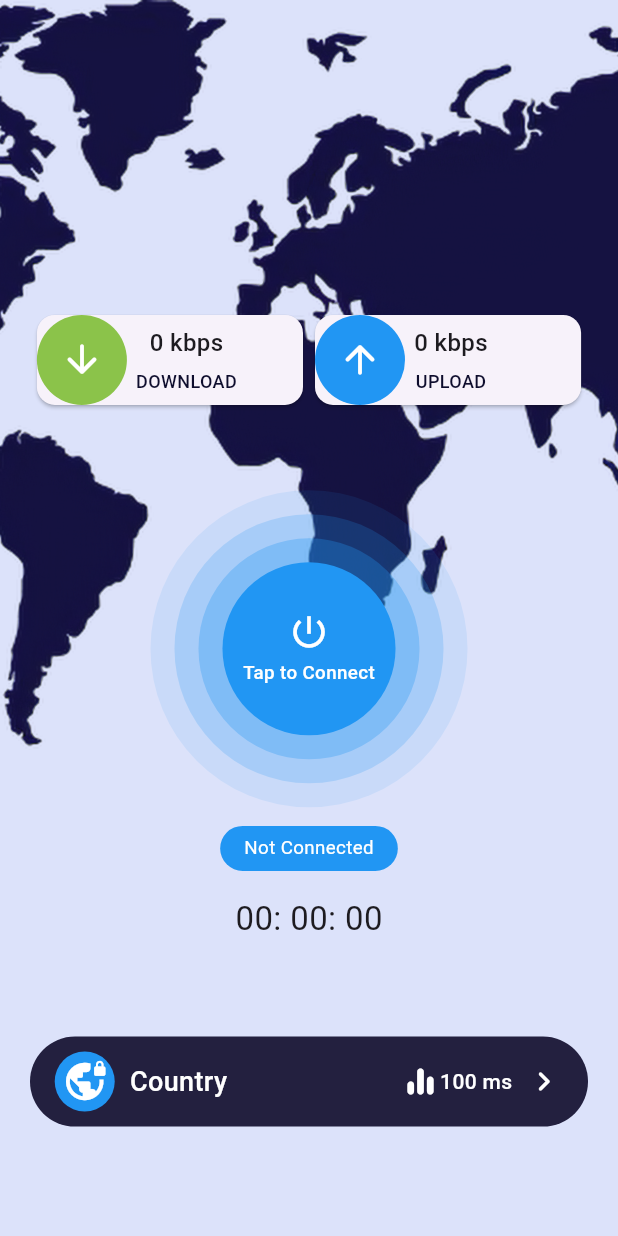
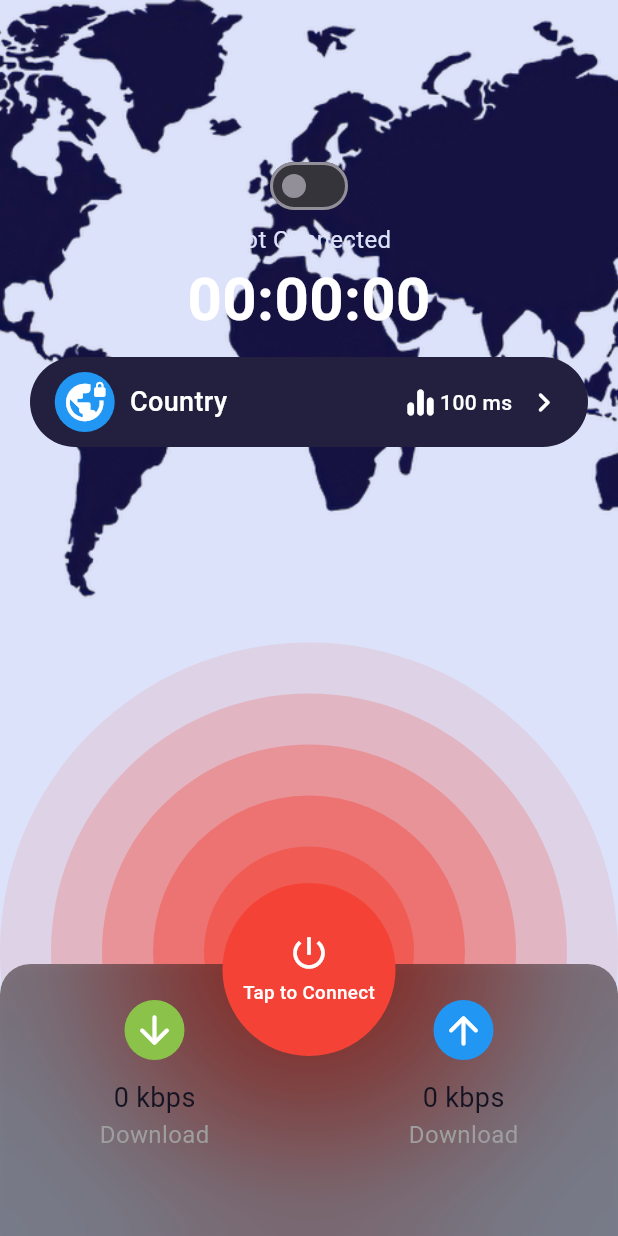
Before and after one commit to BatesharXgit/GhostNet, a Flutter app: the screen it shows after launch, on a phone screen of 412 x 824 dp. Run offline on Flutter 3.47's test engine with Material 3 defaults, Android fonts, the phone set to English and light mode, and no system bars; our stand-ins replace csv, firebase_core, firebase_remote_config, get, google_fonts, google_mobile_ads and 1 more; accounts and stored records are empty; network calls fail; Roboto replaces fonts that are missing (Kanit).

Commit message:
glassmorphism added

```diff
--- a/ghostnet/lib/controllers/home_controller.dart
+++ b/ghostnet/lib/controllers/home_controller.dart
@@ -1,6 +1,7 @@
 import 'dart:convert';
 import 'package:flutter/material.dart';
 import 'package:get/get.dart';
+import 'package:overseas/main.dart';
 import '../helpers/ad_helper.dart';
 import '../helpers/my_dialogs.dart';
 import '../helpers/prefs.dart';
@@ -15,8 +16,7 @@ class HomeController extends GetxController {
 
   void connectToVpn() async {
     if (vpn.value.openVPNConfigDataBase64.isEmpty) {
-      OverseasDialogs.info(
-          msg: 'Select a Location by clicking \'Change Location\'');
+      OverseasDialogs.info(msg: 'Select a Location to Connect to VPN');
       return;
     }
 
@@ -46,13 +46,13 @@ class HomeController extends GetxController {
   Color get getButtonColor {
     switch (vpnState.value) {
       case VpnEngine.vpnDisconnected:
-        return Colors.blue;
+        return Colors.red;
 
       case VpnEngine.vpnConnected:
         return Colors.green;
 
       default:
-        return Colors.orangeAccent;
+        return Pref.isDarkMode ? Color(0xFFDCE2FA) : Color(0xff131321);
     }
   }
 
--- a/ghostnet/lib/main.dart
+++ b/ghostnet/lib/main.dart
@@ -37,7 +37,8 @@ class MyApp extends StatelessWidget {
       home: SplashScreen(),
       theme:
           ThemeData(appBarTheme: AppBarTheme(centerTitle: true, elevation: 3)),
-      themeMode: Pref.isDarkMode ? ThemeMode.dark : ThemeMode.light,
+      // themeMode: Pref.isDarkMode ? ThemeMode.dark : ThemeMode.light,
+      themeMode: ThemeMode.dark,
       darkTheme: ThemeData(
           brightness: Brightness.dark,
           appBarTheme: AppBarTheme(centerTitle: true, elevation: 3)),
@@ -48,9 +49,11 @@ class MyApp extends StatelessWidget {
 
 extension AppTheme on ThemeData {
   Color get backgroundColour =>
-      Pref.isDarkMode ? Color(0xff0e0d2d) : Color(0xFFDCE2FA);
+      Pref.isDarkMode ? Color(0xff131321) : Color(0xFFDCE2FA);
+  Color get primaryColour =>
+      Pref.isDarkMode ? Color(0xFFDCE2FA) : Color(0xff131321);
   Color get lightText =>
-      Pref.isDarkMode ? Color(0xFFDCE2FA) : Color(0xff0e0d2d);
+      Pref.isDarkMode ? Color(0xFFDCE2FA) : Color(0xff131321);
   Color get bottomNav =>
       Pref.isDarkMode ? Color(0xff23203f) : Color(0xff23203f);
 }
--- a/ghostnet/lib/screens/homescreen.dart
+++ b/ghostnet/lib/screens/homescreen.dart
@@ -1,12 +1,20 @@
+import 'dart:ui';
+
 import 'package:flutter/cupertino.dart';
 import 'package:flutter/material.dart';
+import 'package:flutter/rendering.dart';
 import 'package:flutter/widgets.dart';
 import 'package:get/get.dart';
 import 'package:google_fonts/google_fonts.dart';
 import 'package:overseas/apis/apis.dart';
+import 'package:overseas/helpers/ad_helper.dart';
+import 'package:overseas/helpers/config.dart';
+import 'package:overseas/helpers/prefs.dart';
 import 'package:overseas/models/ip_details.dart';
 import 'package:overseas/models/network_data.dart';
+import 'package:overseas/screens/network_test.dart';
 import 'package:overseas/screens/settings.dart';
+import 'package:overseas/widgets/change_theme.dart';
 import 'package:overseas/widgets/network_card.dart';
 import '../controllers/home_controller.dart';
 import '../main.dart';
@@ -30,62 +38,181 @@ class GhostHome extends StatelessWidget {
 
     return Scaffold(
       backgroundColor: Theme.of(context).backgroundColour,
-
       //body
       body: Stack(
         children: [
-          Positioned(
-              child: Image.asset(
-            height: 500,
+          Image.asset(
             'assets/flags/world.png',
             fit: BoxFit.cover,
-          )),
+            height: 400,
+          ),
           Center(
             child: Column(
-                mainAxisAlignment: MainAxisAlignment.spaceEvenly,
+                // mainAxisAlignment: MainAxisAlignment.spaceEvenly,
                 children: [
                   SizedBox(
                     height: 100,
                   ),
+                  Switch(
+                    value: Pref.isDarkMode,
+                    onChanged: (bool value) {
+                      //loads rewarded ad
+                      if (Config.hideAds) {
+                        Get.changeThemeMode(
+                            value ? ThemeMode.dark : ThemeMode.light);
+                        Pref.isDarkMode = value;
+                        return;
+                      }
 
-                  StreamBuilder<VpnStatus?>(
-                      initialData: VpnStatus(),
-                      stream: VpnEngine.vpnStatusSnapshot(),
-                      builder: (context, snapshot) => Row(
-                            mainAxisAlignment: MainAxisAlignment.center,
-                            children: [
-                              //download
-                              HomeCard(
-                                  title: '${snapshot.data?.byteIn ?? '0 kbps'}',
-                                  subtitle: 'DOWNLOAD',
-                                  icon: CircleAvatar(
-                                    radius: 30,
-                                    backgroundColor: Colors.lightGreen,
-                                    child: Icon(Icons.arrow_downward_rounded,
-                                        size: 30, color: Colors.white),
-                                  )),
+                      Get.dialog(WatchAdThemeDialog(onComplete: () {
+                        //watch ad to gain reward(change theme)
+                        AdHelper.showRewardedAd(onComplete: () {
+                          Get.changeThemeMode(
+                              value ? ThemeMode.dark : ThemeMode.light);
+                          Pref.isDarkMode = value;
+                        });
+                      }));
+                    },
+                  ),
+                  //connection status label
+                  Text(
+                    _controller.vpnState.value == VpnEngine.vpnDisconnected
+                        ? 'Not Connected'
+                        : _controller.vpnState
+                            .replaceAll('_', ' ')
+                            .toUpperCase(),
+                    style: GoogleFonts.kanit(
+                      color: Theme.of(context).backgroundColour,
+                      fontSize: 16,
+                    ),
+                  ),
 
-                              //upload
-                              HomeCard(
-                                  title:
-                                      '${snapshot.data?.byteOut ?? '0 kbps'}',
-                                  subtitle: 'UPLOAD',
-                                  icon: CircleAvatar(
-                                    radius: 30,
-                                    backgroundColor: Colors.blue,
-                                    child: Icon(Icons.arrow_upward_rounded,
-                                        size: 30, color: Colors.white),
-                                  )),
-                            ],
-                          )),
-                  // Obx(() => _vpnButton()),
-                  _vpnButton(),
+                  //count down timer
+                  Obx(() => CountDownTimer(
+                      startTimer: _controller.vpnState.value ==
+                          VpnEngine.vpnConnected)),
 
                   Padding(
                       padding: EdgeInsets.fromLTRB(20, 10, 20, 20),
                       child: _changeLocation(context)),
+
+                  // Obx(() => _vpnButton()),
                 ]),
           ),
+          Positioned(bottom: -310, left: 0, right: 0, child: _vpnButton()),
+          Positioned(
+            bottom: 0,
+            child: Container(
+              height: mediaQuery.height * 0.22,
+              decoration: BoxDecoration(
+                  color: Colors.transparent,
+                  borderRadius: BorderRadius.only(
+                      topLeft: Radius.circular(20),
+                      topRight: Radius.circular(20))),
+              width: mediaQuery.width,
+              child: ClipRRect(
+                borderRadius: BorderRadius.only(
+                  topRight: Radius.circular(20),
+                  topLeft: Radius.circular(20),
+                ),
+                child: BackdropFilter(
+                  filter: ImageFilter.blur(sigmaX: 30, sigmaY: 30),
+                  child: Container(
+                    width: MediaQuery.of(context).size.width,
+                    height: mediaQuery.height * 0.22,
+                    decoration: BoxDecoration(
+                      color: Colors.black.withOpacity(0.4),
+                      borderRadius: BorderRadius.only(
+                        topRight: Radius.circular(20),
+                        topLeft: Radius.circular(20),
+                      ),
+                      boxShadow: [
+                        BoxShadow(
+                          color: Colors.black.withOpacity(0.1),
+                          spreadRadius: 5,
+                          blurRadius: 7,
+                          offset: Offset(0, 3),
+                        ),
+                      ],
+                    ),
+                    child: StreamBuilder<VpnStatus?>(
+                      initialData: VpnStatus(),
+                      stream: VpnEngine.vpnStatusSnapshot(),
+                      builder: (context, snapshot) => Padding(
+                        padding: const EdgeInsets.fromLTRB(0, 24, 0, 20),
+                        child: Row(
+                          mainAxisAlignment: MainAxisAlignment.spaceAround,
+                          children: [
+                            //download
+                            Container(
+                              child: Column(
+                                children: [
+                                  CircleAvatar(
+                                    radius: 20,
+                                    backgroundColor: Colors.lightGreen,
+                                    child: Icon(Icons.arrow_downward_rounded,
+                                        size: 30, color: Colors.white),
+                                  ),
+                                  SizedBox(
+                                    height: 12,
+                                  ),
+                                  Text(
+                                    '${snapshot.data?.byteIn ?? '0 kbps'}',
+                                    style: GoogleFonts.kanit(
+                                      color: Theme.of(context).primaryColour,
+                                      fontSize: 18,
+                                    ),
+                                  ),
+                                  Text(
+                                    'Download',
+                                    style: GoogleFonts.kanit(
+                                      color: Colors.grey,
+                                      fontSize: 16,
+                                    ),
+                                  )
+                                ],
+                              ),
+                            ),
+
+                            Container(
+                              child: Column(
+                                children: [
+                                  CircleAvatar(
+                                    radius: 20,
+                                    backgroundColor: Colors.blue,
+                                    child: Icon(Icons.arrow_upward_rounded,
+                                        size: 30, color: Colors.white),
+                                  ),
+                                  SizedBox(
+                                    height: 12,
+                                  ),
+                                  Text(
+                                    '${snapshot.data?.byteOut ?? '0 kbps'}',
+                                    style: GoogleFonts.kanit(
+                                      color: Theme.of(context).primaryColour,
+                                      fontSize: 18,
+                                    ),
+                                  ),
+                                  Text(
+                                    'Download',
+                                    style: GoogleFonts.kanit(
+                                      color: Colors.grey,
+                                      fontSize: 16,
+                                    ),
+                                  ),
+                                ],
+                              ),
+                            ),
+                          ],
+                        ),
+                      ),
+                    ),
+                  ),
+                ),
+              ),
+            ),
+          ),
+          Positioned(bottom: 120, left: 0, right: 0, child: _mainVPNButton())
         ],
       ),
     );
@@ -97,32 +224,57 @@ class GhostHome extends StatelessWidget {
           //button
           Semantics(
             button: true,
-            child: InkWell(
-              onTap: () {
-                _controller.connectToVpn();
-              },
-              borderRadius: BorderRadius.circular(100),
             child: Container(
-                padding: EdgeInsets.all(16),
+              padding: EdgeInsets.all(34),
               decoration: BoxDecoration(
                   shape: BoxShape.circle,
                   color: _controller.getButtonColor.withOpacity(.1)),
               child: Container(
-                  padding: EdgeInsets.all(16),
+                padding: EdgeInsets.all(34),
                 decoration: BoxDecoration(
                     shape: BoxShape.circle,
                     color: _controller.getButtonColor.withOpacity(.2)),
                 child: Container(
-                    padding: EdgeInsets.all(16),
+                  padding: EdgeInsets.all(34),
                   decoration: BoxDecoration(
                       shape: BoxShape.circle,
                       color: _controller.getButtonColor.withOpacity(.3)),
                   child: Container(
+                    padding: EdgeInsets.all(34),
+                    decoration: BoxDecoration(
+                        shape: BoxShape.circle,
+                        color: _controller.getButtonColor.withOpacity(.4)),
+                    child: Container(
+                      padding: EdgeInsets.all(34),
+                      decoration: BoxDecoration(
+                          shape: BoxShape.circle,
+                          color: _controller.getButtonColor.withOpacity(.5)),
+                      child: Container(
+                        width: mediaQuery.height * .8,
+                        height: mediaQuery.height * .8,
+                        decoration: BoxDecoration(
+                            shape: BoxShape.circle,
+                            color: _controller.getButtonColor),
+                      ),
+                    ),
+                  ),
+                ),
+              ),
+            ),
+          ),
+        ],
+      );
+
+  Widget _mainVPNButton() {
+    return InkWell(
+      onTap: () {
+        _controller.connectToVpn();
+      },
+      child: Container(
         width: mediaQuery.height * .14,
         height: mediaQuery.height * .14,
         decoration: BoxDecoration(
-                          shape: BoxShape.circle,
-                          color: _controller.getButtonColor),
+            shape: BoxShape.circle, color: _controller.getButtonColor),
         child: Column(
           mainAxisAlignment: MainAxisAlignment.center,
           children: [
@@ -146,33 +298,8 @@ class GhostHome extends StatelessWidget {
           ],
         ),
       ),
-                  ),
-                ),
-              ),
-            ),
-          ),
-
-          //connection status label
-          Container(
-            margin: EdgeInsets.only(
-                top: mediaQuery.height * .015, bottom: mediaQuery.height * .02),
-            padding: EdgeInsets.symmetric(vertical: 6, horizontal: 16),
-            decoration: BoxDecoration(
-                color: Colors.blue, borderRadius: BorderRadius.circular(15)),
-            child: Text(
-              _controller.vpnState.value == VpnEngine.vpnDisconnected
-                  ? 'Not Connected'
-                  : _controller.vpnState.replaceAll('_', ' ').toUpperCase(),
-              style: TextStyle(fontSize: 12.5, color: Colors.white),
-            ),
-          ),
-
-          //count down timer
-          Obx(() => CountDownTimer(
-              startTimer:
-                  _controller.vpnState.value == VpnEngine.vpnConnected)),
-        ],
     );
+  }
 
   Widget _changeLocation(BuildContext context) => SafeArea(
           child: Semantics(
--- a/ghostnet/lib/widgets/count_down_timer.dart
+++ b/ghostnet/lib/widgets/count_down_timer.dart
@@ -1,5 +1,6 @@
 import 'dart:async';
 import 'package:flutter/material.dart';
+import 'package:google_fonts/google_fonts.dart';
 
 class CountDownTimer extends StatefulWidget {
   final bool startTimer;
@@ -40,6 +41,11 @@ class _CountDownTimerState extends State<CountDownTimer> {
     final seconds = twoDigit(_duration.inSeconds.remainder(60));
     final hours = twoDigit(_duration.inHours.remainder(60));
 
-    return Text('$hours: $minutes: $seconds', style: TextStyle(fontSize: 22));
+    return Text('$hours:$minutes:$seconds',
+        style: GoogleFonts.kanit(
+            fontSize: 40,
+            fontWeight: FontWeight.bold,
+            wordSpacing: 0.2,
+            color: Colors.white));
   }
 }
```
Also changed, not shown: ghostnet/assets/flags/eastern.png, ghostnet/assets/flags/middle.png, ghostnet/assets/flags/western.png, ghostnet/assets/flags/world.png. Lines whose indentation alone changed are shown as unchanged.
